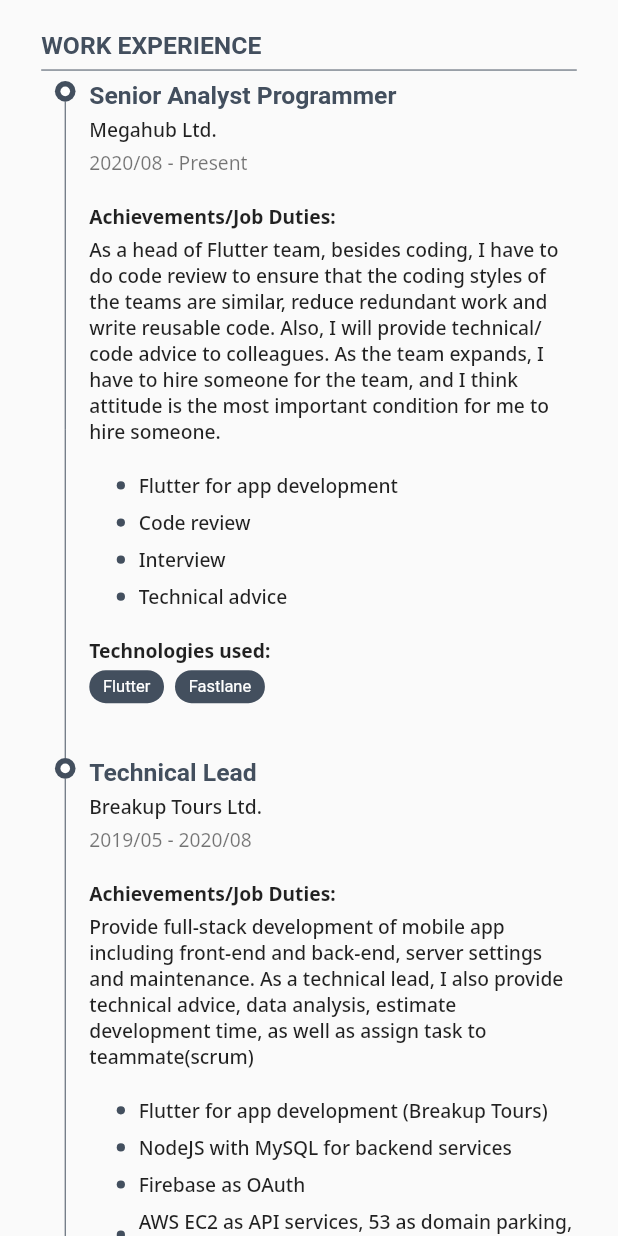
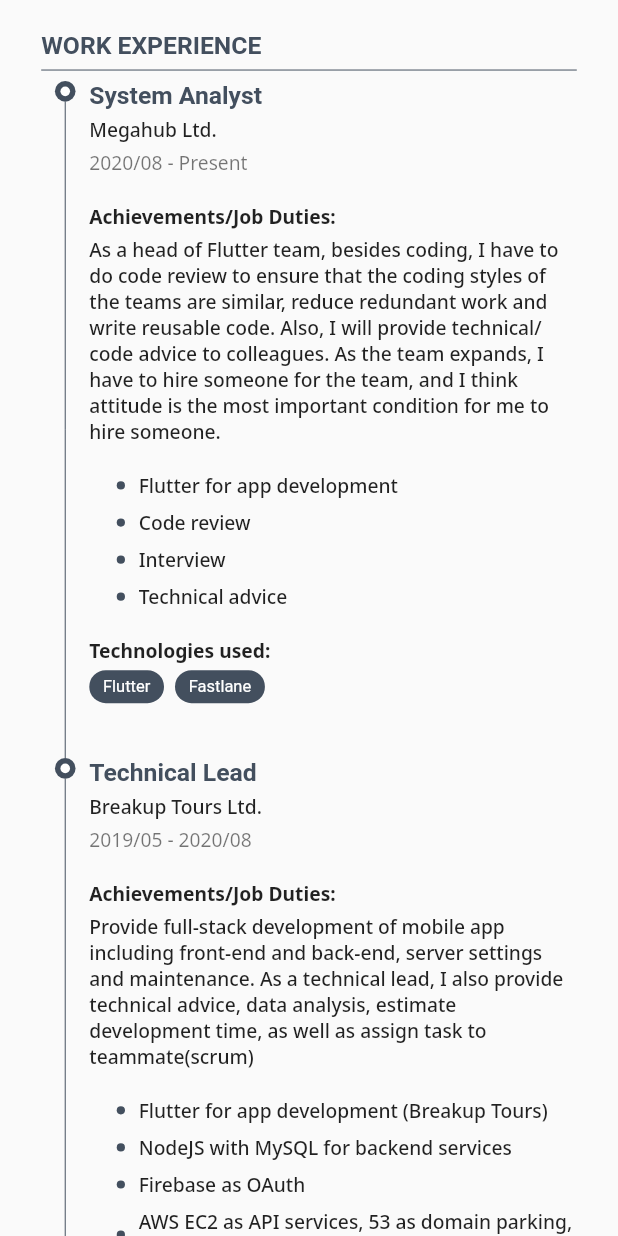
Before and after one commit to whitmanlui/resume, a Flutter app: the screen it shows after launch, scrolled down 576 dp, on a phone screen of 412 x 824 dp. Run offline on Flutter 3.47's test engine with Material 2 defaults, Android fonts, the phone set to English and light mode, and no system bars; our stand-ins replace font_awesome_flutter, google_fonts, responsive_framework.

Commit message:
update title

```diff
--- a/lib/constants/data.dart
+++ b/lib/constants/data.dart
@@ -8,7 +8,7 @@
   static String github = 'whitmanlui';
   static List<WorkExperience> workExperiences = [
     WorkExperience(
-      title: 'Senior Analyst Programmer',
+      title: 'System Analyst',
       companyName: 'Megahub Ltd.',
       timePeriod: '2020/08 - Present',
       achievements:
```
